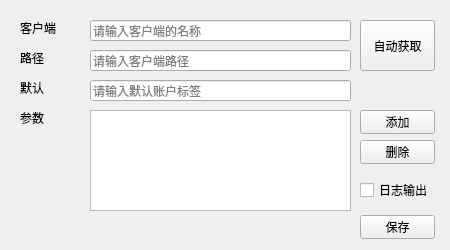
Above: src/ui/settings.ui from Zropk66/Telegram-Account-Switcher before the change. Below: the same form after it.
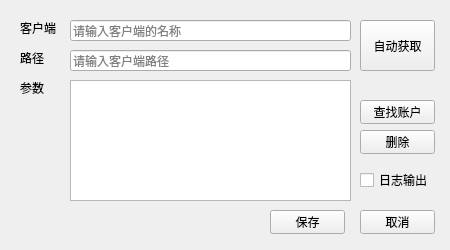
That is the form after the change.

```diff
--- a/src/ui/settings.ui
+++ b/src/ui/settings.ui
@@ -38,9 +38,9 @@
    <widget class="QLineEdit" name="client_edit">
     <property name="geometry">
      <rect>
-      <x>90</x>
+      <x>70</x>
       <y>20</y>
-      <width>261</width>
+      <width>281</width>
       <height>21</height>
      </rect>
     </property>
@@ -99,9 +99,9 @@
    <widget class="QLineEdit" name="path_edit">
     <property name="geometry">
      <rect>
-      <x>90</x>
+      <x>70</x>
       <y>50</y>
-      <width>261</width>
+      <width>281</width>
       <height>21</height>
      </rect>
     </property>
@@ -115,43 +115,11 @@
      <bool>false</bool>
     </property>
    </widget>
-   <widget class="QLineEdit" name="default_edit">
-    <property name="geometry">
-     <rect>
-      <x>90</x>
-      <y>80</y>
-      <width>261</width>
-      <height>21</height>
-     </rect>
-    </property>
-    <property name="toolTip">
-     <string>在这里输入默认登录的账户标签</string>
-    </property>
-    <property name="placeholderText">
-     <string>请输入默认账户标签</string>
-    </property>
-    <property name="clearButtonEnabled">
-     <bool>false</bool>
-    </property>
-   </widget>
-   <widget class="QLabel" name="default_label">
-    <property name="geometry">
-     <rect>
-      <x>20</x>
-      <y>80</y>
-      <width>54</width>
-      <height>16</height>
-     </rect>
-    </property>
-    <property name="text">
-     <string>默认</string>
-    </property>
-   </widget>
    <widget class="QLabel" name="tags_label">
     <property name="geometry">
      <rect>
       <x>20</x>
-      <y>110</y>
+      <y>80</y>
       <width>54</width>
       <height>16</height>
      </rect>
@@ -163,10 +131,10 @@
    <widget class="QListWidget" name="tags_widget">
     <property name="geometry">
      <rect>
-      <x>90</x>
-      <y>110</y>
-      <width>261</width>
-      <height>101</height>
+      <x>70</x>
+      <y>80</y>
+      <width>281</width>
+      <height>121</height>
      </rect>
     </property>
     <property name="toolTip">
@@ -177,7 +145,7 @@
     <property name="geometry">
      <rect>
       <x>360</x>
-      <y>110</y>
+      <y>100</y>
       <width>75</width>
       <height>24</height>
      </rect>
@@ -186,14 +154,14 @@
      <string>添加参数</string>
     </property>
     <property name="text">
-     <string>添加</string>
+     <string>查找账户</string>
     </property>
    </widget>
    <widget class="QPushButton" name="del_button">
     <property name="geometry">
      <rect>
       <x>360</x>
-      <y>140</y>
+      <y>130</y>
       <width>75</width>
       <height>24</height>
      </rect>
@@ -205,11 +173,11 @@
      <string>删除</string>
     </property>
    </widget>
-   <widget class="QPushButton" name="finish_button">
+   <widget class="QPushButton" name="cancel_button">
     <property name="geometry">
      <rect>
       <x>360</x>
-      <y>215</y>
+      <y>210</y>
       <width>75</width>
       <height>24</height>
      </rect>
@@ -218,14 +186,14 @@
      <string>保存配置</string>
     </property>
     <property name="text">
-     <string>保存</string>
+     <string>取消</string>
     </property>
    </widget>
    <widget class="QCheckBox" name="log_output">
     <property name="geometry">
      <rect>
       <x>360</x>
-      <y>180</y>
+      <y>170</y>
       <width>82</width>
       <height>20</height>
      </rect>
@@ -241,7 +209,7 @@
     <property name="geometry">
      <rect>
       <x>10</x>
-      <y>230</y>
+      <y>200</y>
       <width>211</width>
       <height>16</height>
      </rect>
@@ -250,6 +218,22 @@
      <string/>
     </property>
    </widget>
+   <widget class="QPushButton" name="finish_button">
+    <property name="geometry">
+     <rect>
+      <x>270</x>
+      <y>210</y>
+      <width>75</width>
+      <height>24</height>
+     </rect>
+    </property>
+    <property name="toolTip">
+     <string>保存配置</string>
+    </property>
+    <property name="text">
+     <string>保存</string>
+    </property>
+   </widget>
   </widget>
  </widget>
  <resources/>
```
Left out of the diff: 4 changed lines with no effect on the pictures.
